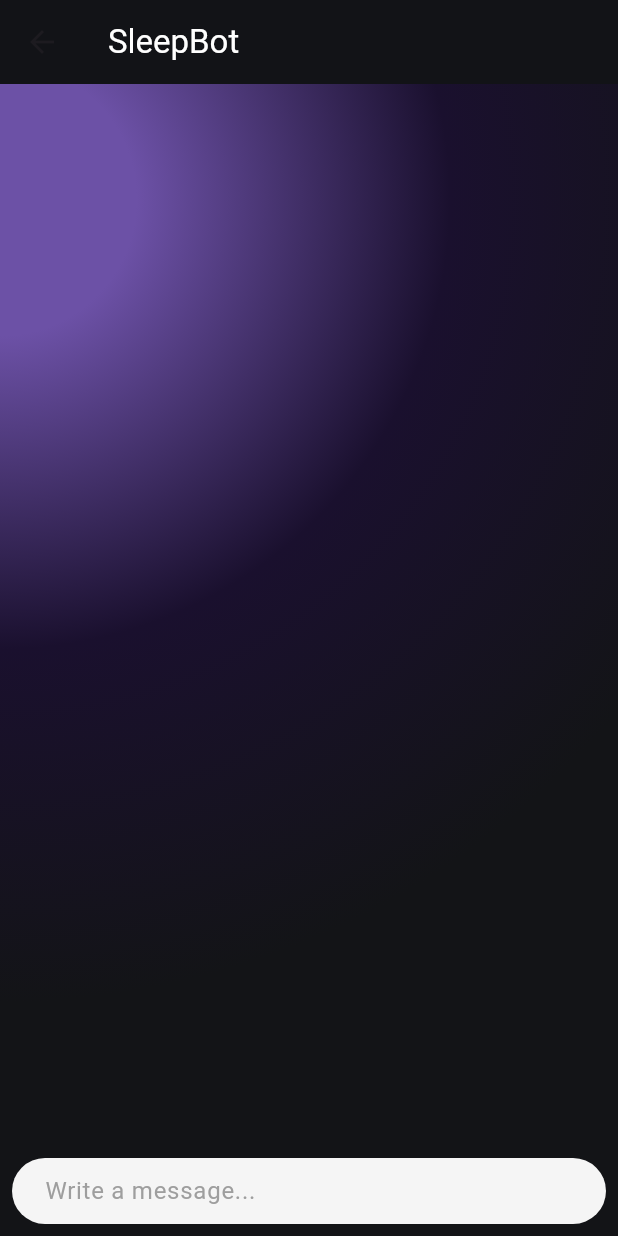
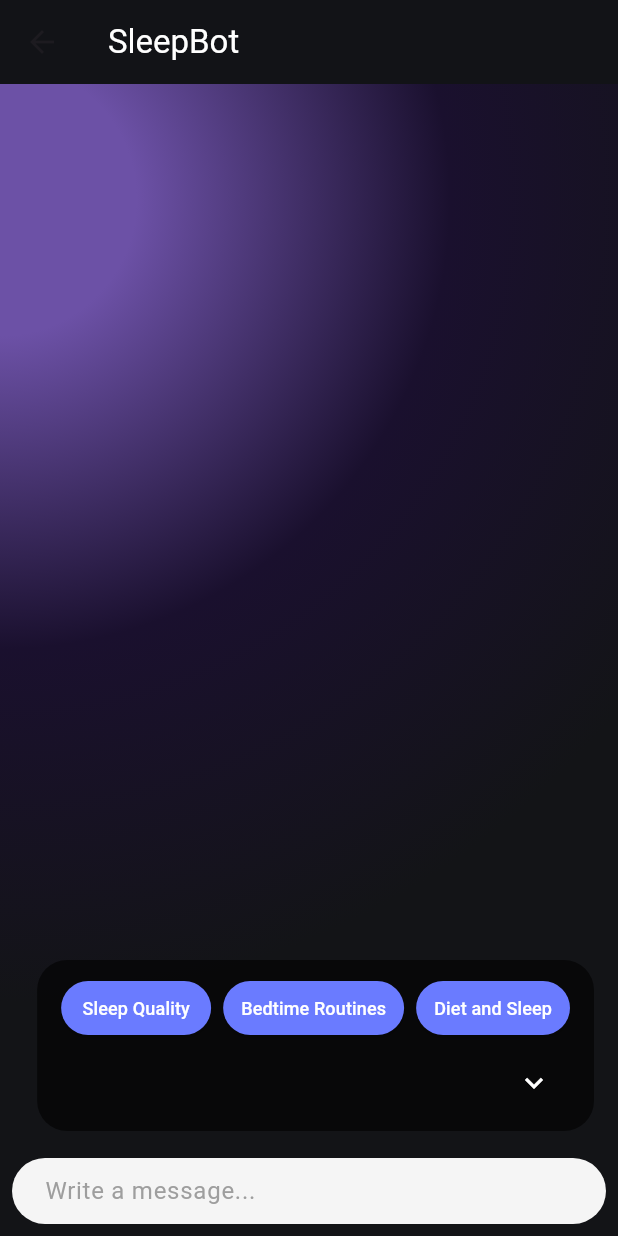
Before and after one commit to punipyuni/SleepPal, a Flutter app: the Chatgpt screen opened directly, on a phone screen of 412 x 824 dp. Run offline on Flutter 3.47's test engine with Material 3 defaults, Android fonts, the phone set to English and light mode, and no system bars; drawn by our look-alikes of dash_chat_2; our stand-ins replace fl_chart, velocity_x; missing offline and left inert: health; network calls fail.

Commit message:
update promt dropdown menu

```diff
--- a/lib/pages/chatGPT.dart
+++ b/lib/pages/chatGPT.dart
@@ -4,6 +4,8 @@ import 'dart:convert'; // For encoding/decoding JSON
 import 'package:http/http.dart' as http;
 import 'package:sleeppal_update/const.dart';
 import 'package:sleeppal_update/utils/app_color.utils.dart'; // For making HTTP requests
+import 'package:dash_chat_2/dash_chat_2.dart';
+
 
 class Chatgpt extends StatefulWidget {
   const Chatgpt({super.key});
@@ -20,6 +22,8 @@ List<ChatMessage> messages = <ChatMessage>[];
 List<ChatUser> typingUsers = <ChatUser>[];
 
 class _ChatgptState extends State<Chatgpt> {
+  bool _isExpanded = true;
+
   @override
   Widget build(BuildContext context) {
     return Scaffold(
@@ -27,16 +31,16 @@ class _ChatgptState extends State<Chatgpt> {
         backgroundColor: Color(0xFF121317),
         title: Text(
           'SleepBot',
-          style: TextStyle(
-            color: Colors.white, // Set the text color to white
-          ),
+          style: TextStyle(color: Colors.white),
         ),
       ),
       body: Container(
         decoration: BoxDecoration(
           gradient: AppColor.primaryBackgroundColor,
         ),
-        child: DashChat(
+        child: Stack(
+          children: [
+            DashChat(
               currentUser: currentUser,
               typingUsers: typingUsers,
               messageOptions: const MessageOptions(
@@ -49,10 +53,98 @@ class _ChatgptState extends State<Chatgpt> {
               },
               messages: messages,
             ),
+            Positioned(
+              bottom: 70, // Adjust this value as needed
+              right: 16,
+              child: _isExpanded ? _buildExpandedButtons() : _buildToggleButton(),
+            ),
+          ],
+        ),
       ),
     );
   }
 
+  Widget _buildExpandedButtons() {
+    return Container(
+      padding: EdgeInsets.symmetric(vertical: 8, horizontal: 16),
+      decoration: BoxDecoration(
+        color: Colors.black.withOpacity(0.6),
+        borderRadius: BorderRadius.circular(20),
+      ),
+      child: Column(
+  crossAxisAlignment: CrossAxisAlignment.end,
+  mainAxisSize: MainAxisSize.min,
+  children: [
+    Wrap(
+      spacing: 8.0,
+      runSpacing: 8.0,
+      alignment: WrapAlignment.end,
+      children: [
+        _buildPromptButton("Sleep Quality", "How can I improve my sleep quality?"),
+        _buildPromptButton("Bedtime Routines", "What are some bedtime routines for better sleep?"),
+        _buildPromptButton("Diet and Sleep", "How does diet affect sleep?"),
+      ],
+    ),
+    SizedBox(height: 2),
+    Center( // Center the IconButton
+      child: IconButton(
+        icon: Icon(Icons.keyboard_arrow_down, color: Colors.white),
+        onPressed: () {
+          setState(() {
+            _isExpanded = false;
+          });
+        },
+        padding: EdgeInsets.zero,
+        constraints: BoxConstraints(),
+        iconSize: 24,
+      ),
+    ),
+  ],
+),
+    );
+  }
+
+  Widget _buildToggleButton() {
+    return FloatingActionButton(
+      onPressed: () {
+        setState(() {
+          _isExpanded = true;
+        });
+      },
+      child: Icon(Icons.lightbulb_outline),
+      backgroundColor: Color(0xFF6A7BFF),
+    );
+  }
+
+  Widget _buildPromptButton(String label, String prompt) {
+    return ElevatedButton(
+      onPressed: () {
+        _sendPrompt(prompt);
+        setState(() {
+          _isExpanded = false;
+        });
+      },
+      child: Text(
+        label,
+        style: TextStyle(fontSize: 12),
+      ),
+      style: ElevatedButton.styleFrom(
+        backgroundColor: Color(0xFF6A7BFF),
+        foregroundColor: Colors.white,
+        padding: EdgeInsets.symmetric(horizontal: 12, vertical: 8),
+        minimumSize: Size(100, 36),
+      ),
+    );
+  }
+
+  void _sendPrompt(String prompt) {
+    ChatMessage message = ChatMessage(
+      text: prompt,
+      user: currentUser,
+      createdAt: DateTime.now(),
+    );
+    getChatResponse(message);
+  }
   Future<void> getChatResponse(ChatMessage m) async {
     setState(() {
       messages.insert(0, m);
```
Also changed, not shown: 2 other files. Lines whose indentation alone changed are shown as unchanged.
